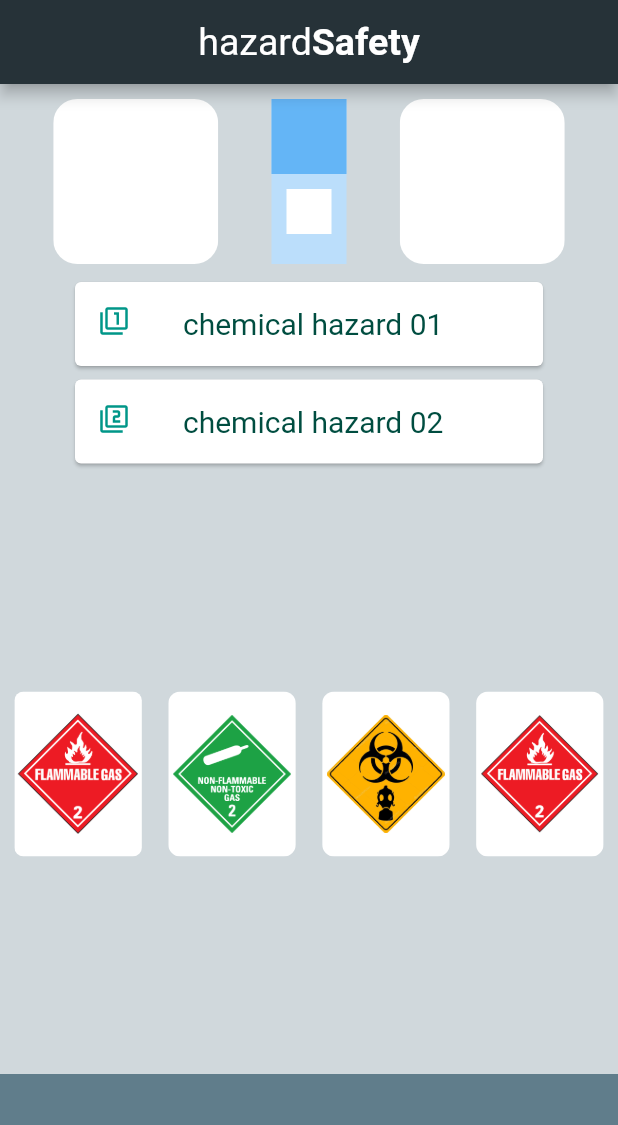
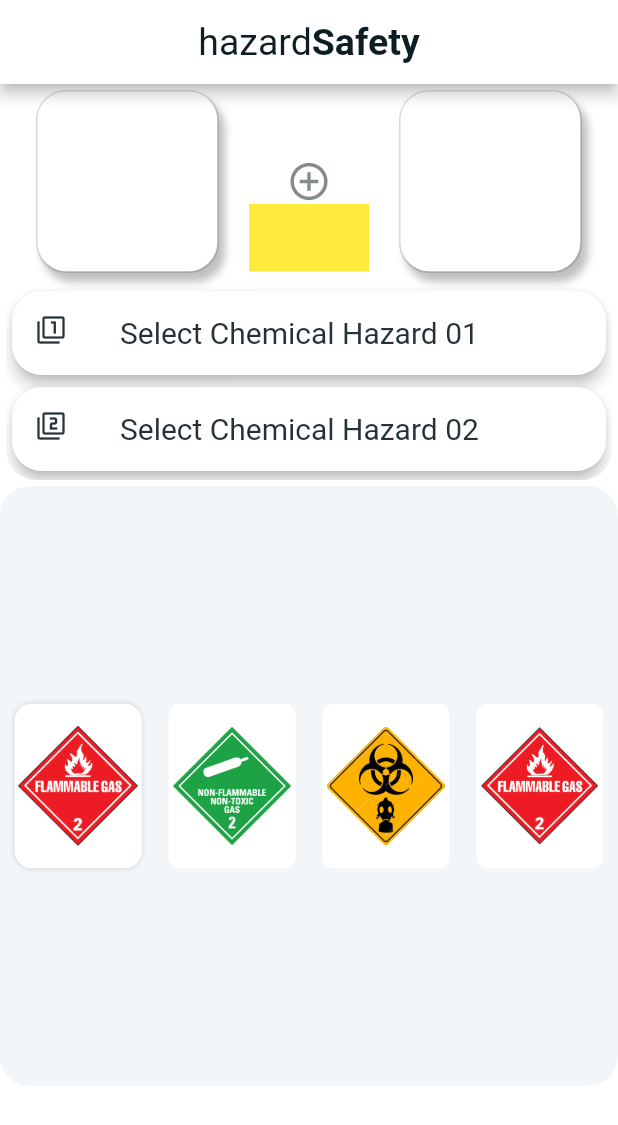
Before and after one commit to iamrasheeq/HazardSafety, a Flutter app: the screen it shows after launch, on a phone screen of 412 x 824 dp. Shown: the top 1125 px of the screen. Run offline on Flutter 3.47's test engine with Material 2 defaults, Android fonts, the phone set to English and light mode, and no system bars.

Commit message:
upgraded ui

```diff
--- a/lib/main.dart
+++ b/lib/main.dart
@@ -1,6 +1,6 @@
 import 'package:flutter/cupertino.dart';
 import 'package:flutter/material.dart';
-import 'dart:math';
+//import 'dart:math';
 
 void main() {
   runApp(
@@ -17,13 +17,16 @@ class MyApp extends StatelessWidget {
   @override
   Widget build(BuildContext context) {
     return Scaffold(
-      backgroundColor: Colors.blueGrey,
+      backgroundColor: Color(0xFFFFFFFF),
       appBar: AppBar(
         centerTitle: true,
+        //elevation: 0,
         title: RichText(
           text: TextSpan(
             text: 'hazard',
             style: TextStyle(
+              //color: Colors.black,
+              color: Color(0xFF0D1D24),
               fontSize: 25,
             ),
             children: const <TextSpan>[
@@ -33,7 +36,8 @@ class MyApp extends StatelessWidget {
             ],
           ),
         ),
-        backgroundColor: Colors.blueGrey[900],
+        //backgroundColor: Color(0xFF0D1D24),
+        backgroundColor: Color(0xFFFFFFFF),
       ),
       body: hazardBody(),
     );
@@ -55,90 +59,141 @@ class _hazardBodyState extends State<hazardBody> {
     return Column(
       children: [
         Container(
+          //decoration:
           height: 130,
           width: double.infinity,
-          color: Colors.white70,
+          color: Color(0xFFFFFFFF),
           child: Row(
-            mainAxisAlignment: MainAxisAlignment.spaceEvenly,
+            mainAxisAlignment: MainAxisAlignment.center,
+            crossAxisAlignment: CrossAxisAlignment.center,
             children: [
-              ClipRRect(
-                borderRadius: BorderRadius.circular(16.0),
+              Container(
+                decoration: BoxDecoration(
+                  border: Border.all(color: Color(0x22000000)),
+                  borderRadius: BorderRadius.circular(20.0),
+                  boxShadow: [
+                    BoxShadow(
+                      color: Color(0x40000000),
+                      blurRadius: 4,
+                      offset: Offset(4, 6),
+                    ),
+                  ],
+                ),
+                child: ClipRRect(
+                  borderRadius: BorderRadius.circular(20.0),
                   child: Container(
-                  height: 110,
-                  width: 110,
+                    height: 120,
+                    width: 120,
                     color: Colors.white,
                   ),
                 ),
-              Container(
-                height: 110,
-                width: 50,
-                color: Colors.blue[100],
-                child: Column(
-                  children: [
-                    Container(
-                      height: 50,
-                      width: 50,
-                      color: Colors.blue[300],
               ),
               SizedBox(
-                      height: 10,
+                width: 20,
               ),
               Container(
-                      height: 30,
-                      width: 30,
-                      color: Colors.white,
+                height: 120,
+                width: 80,
+                //color: Colors.blue[100],
+                child: Column(
+                  mainAxisAlignment: MainAxisAlignment.end,
+                  children: [
+                    Icon(
+                      Icons.add_circle_outline,
+                      color: Color(0x830D1D24),
+                      size: 30.0,
+                      //semanticLabel: 'Text to announce in accessibility modes',
+                    ),
+                    Container(
+                      height: 45,
+                      width: 80,
+                      color: Colors.yellow,
+                    )
+                  ],
+                ),
+              ),
+              SizedBox(
+                width: 20,
+              ),
+              Container(
+                decoration: BoxDecoration(
+                  border: Border.all(color: Color(0x22000000)),
+                  borderRadius: BorderRadius.circular(20.0),
+                  boxShadow: [
+                    BoxShadow(
+                      color: Color(0x40000000),
+                      blurRadius: 4,
+                      offset: Offset(4, 6),
                     ),
                   ],
                 ),
+                child: ClipRRect(
+                  borderRadius: BorderRadius.circular(20.0),
+                  child: Container(
+                    height: 120,
+                    width: 120,
+                    color: Colors.white,
                   ),
-              ClipRRect(
-                borderRadius: BorderRadius.circular(16.0),
-                child: Container(
-                  height: 110,
-                  width: 110,
-                  color: Colors.white,
                 ),
               ),
             ],
           ),
         ),
-        Container(
+        Padding(
+          padding: const EdgeInsets.all(4.0),
+          child: ClipRRect(
+            borderRadius: BorderRadius.circular(20.0),
+            child: Container(
               height: 130,
               width: double.infinity,
-          color: Colors.white70,
+              //color: Color(0x63DCE7EC),
               child: Column(
                 children: [
                   Card(
-                margin: EdgeInsets.symmetric(vertical: 2, horizontal: 50),
+                    elevation: 4,
+                    shadowColor: Colors.black,
+                    shape: RoundedRectangleBorder(
+                      //side: BorderSide(color: Colors.white70, width: 5),
+                      borderRadius: BorderRadius.circular(20),
+                    ),
+                    color: Colors.white,
+                    //margin: EdgeInsets.symmetric(vertical: 2, horizontal: 50),
                     child: ListTile(
                       leading: Icon(
                         Icons.filter_1,
                         size: 20,
-                    color: Colors.teal,
+                        color: Colors.blueGrey[900],
                       ),
                       title: Text(
-                    "chemical hazard 01",
+                        "Select Chemical Hazard 01",
                         style: TextStyle(
                           //   //  fontFamily: 'Source Sans Pro',
-                      color: Colors.teal[900],
+                          color: Colors.blueGrey[900],
                           fontSize: 20,
                         ),
                       ),
                     ),
                   ),
                   Card(
-                margin: EdgeInsets.symmetric(vertical: 7, horizontal: 50),
+                    elevation: 4,
+                    shadowColor: Colors.black,
+                    shape: RoundedRectangleBorder(
+                      //side: BorderSide(color: Colors.white70, width: 5),
+                      borderRadius: BorderRadius.circular(20),
+                    ),
+                    color: Colors.white,
+                    //margin: EdgeInsets.symmetric(vertical: 7, horizontal: 50),
                     child: ListTile(
                       leading: Icon(
                         Icons.filter_2,
                         size: 20,
-                    color: Colors.teal,
+                        color: Colors.blueGrey[900],
                       ),
                       title: Text(
-                    "chemical hazard 02",
+                        "Select Chemical Hazard 02",
                         style: TextStyle(
                           //  fontFamily: 'Source Sans Pro',
-                      color: Colors.teal[900],
+                          color: Colors.blueGrey[900],
                           fontSize: 20,
                         ),
                       ),
@@ -147,10 +202,14 @@ class _hazardBodyState extends State<hazardBody> {
                 ],
               ),
             ),
-        Container(
+          ),
+        ),
+        ClipRRect(
+          borderRadius: BorderRadius.circular(20.0),
+          child: Container(
             height: 400,
             width: double.infinity,
-          color: Colors.white70,
+            color: Color(0xFFF2F6F9),
             child: Container(
               child: Column(
                 mainAxisAlignment: MainAxisAlignment.spaceEvenly,
@@ -162,14 +221,27 @@ class _hazardBodyState extends State<hazardBody> {
                         onPressed: () {
                           print("v");
                         },
+                        child: Container(
+                          decoration: BoxDecoration(
+                            //border: Border.all(color: Color(0xA1C1C1C)),
+                            borderRadius: BorderRadius.circular(12.0),
+                            boxShadow: [
+                              BoxShadow(
+                                color: Color(0x22000000),
+                                blurRadius: 2,
+                                //offset: Offset(4, 6),
+                              ),
+                            ],
+                          ),
                           child: ClipRRect(
-                        borderRadius: BorderRadius.circular(6.0),
+                            borderRadius: BorderRadius.circular(12.0),
                             child: Container(
                               padding: EdgeInsets.all(2),
                               height: ch_hi_li,
                               width: ch_wi_li,
                               color: Colors.white,
                               child: Image.asset('images/fg_r.png'),
+                            ),
                           ),
                         ),
                       ),
@@ -224,6 +296,7 @@ class _hazardBodyState extends State<hazardBody> {
               ),
             ),
           ),
+        ),
       ],
     );
   }
```
Lines whose indentation alone changed are shown as unchanged.
